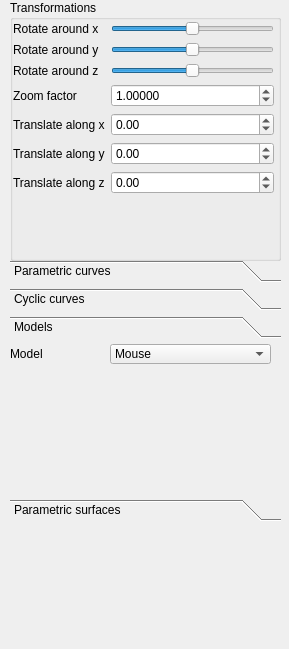
Before: the Qt Designer form GUI/SideWidget.ui in SzaszSzilard/BBTE-Graphics, drawn with Qt 5.
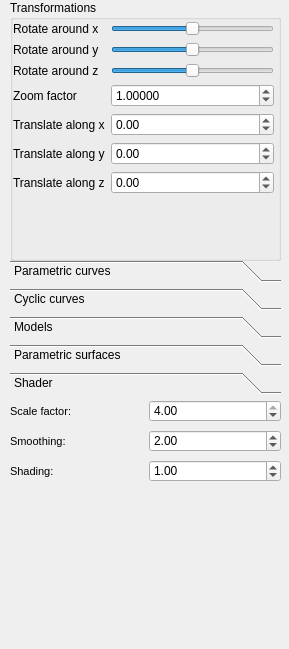
After: the same form once the commit is applied.

Commit message: Shader test/UI implemented (doesn't works), project specific class created, implementation needed.

Patch:
```diff
--- a/GUI/SideWidget.ui
+++ b/GUI/SideWidget.ui
@@ -230,7 +230,7 @@
     </rect>
    </property>
    <property name="currentIndex">
-    <number>2</number>
+    <number>4</number>
    </property>
    <widget class="QWidget" name="page">
     <property name="geometry">
@@ -349,7 +349,7 @@
       <x>0</x>
       <y>0</y>
       <width>271</width>
-      <height>153</height>
+      <height>126</height>
      </rect>
     </property>
     <attribute name="label">
@@ -461,6 +461,131 @@
      </property>
     </widget>
    </widget>
+   <widget class="QWidget" name="page_5">
+    <attribute name="label">
+     <string>Shader</string>
+    </attribute>
+    <widget class="QWidget" name="">
+     <property name="geometry">
+      <rect>
+       <x>0</x>
+       <y>0</y>
+       <width>271</width>
+       <height>22</height>
+      </rect>
+     </property>
+     <layout class="QHBoxLayout" name="horizontalLayout">
+      <item>
+       <widget class="QLabel" name="label_12">
+        <property name="font">
+         <font>
+          <pointsize>8</pointsize>
+         </font>
+        </property>
+        <property name="text">
+         <string>Scale factor:</string>
+        </property>
+        <property name="buddy">
+         <cstring>SpinBoxScale</cstring>
+        </property>
+       </widget>
+      </item>
+      <item>
+       <widget class="QDoubleSpinBox" name="SpinBoxScale">
+        <property name="maximum">
+         <double>4.000000000000000</double>
+        </property>
+        <property name="singleStep">
+         <double>0.100000000000000</double>
+        </property>
+        <property name="value">
+         <double>4.000000000000000</double>
+        </property>
+       </widget>
+      </item>
+     </layout>
+    </widget>
+    <widget class="QWidget" name="">
+     <property name="geometry">
+      <rect>
+       <x>0</x>
+       <y>30</y>
+       <width>271</width>
+       <height>22</height>
+      </rect>
+     </property>
+     <layout class="QHBoxLayout" name="horizontalLayout_2">
+      <item>
+       <widget class="QLabel" name="label_13">
+        <property name="font">
+         <font>
+          <pointsize>8</pointsize>
+         </font>
+        </property>
+        <property name="text">
+         <string>Smoothing:</string>
+        </property>
+        <property name="buddy">
+         <cstring>SpinBoxSmooth</cstring>
+        </property>
+       </widget>
+      </item>
+      <item>
+       <widget class="QDoubleSpinBox" name="SpinBoxSmooth">
+        <property name="maximum">
+         <double>4.000000000000000</double>
+        </property>
+        <property name="singleStep">
+         <double>0.100000000000000</double>
+        </property>
+        <property name="value">
+         <double>2.000000000000000</double>
+        </property>
+       </widget>
+      </item>
+     </layout>
+    </widget>
+    <widget class="QWidget" name="">
+     <property name="geometry">
+      <rect>
+       <x>0</x>
+       <y>60</y>
+       <width>271</width>
+       <height>22</height>
+      </rect>
+     </property>
+     <layout class="QHBoxLayout" name="horizontalLayout_3">
+      <item>
+       <widget class="QLabel" name="label_14">
+        <property name="font">
+         <font>
+          <pointsize>8</pointsize>
+         </font>
+        </property>
+        <property name="text">
+         <string>Shading:</string>
+        </property>
+        <property name="buddy">
+         <cstring>SpinBoxShade</cstring>
+        </property>
+       </widget>
+      </item>
+      <item>
+       <widget class="QDoubleSpinBox" name="SpinBoxShade">
+        <property name="maximum">
+         <double>4.000000000000000</double>
+        </property>
+        <property name="singleStep">
+         <double>0.100000000000000</double>
+        </property>
+        <property name="value">
+         <double>1.000000000000000</double>
+        </property>
+       </widget>
+      </item>
+     </layout>
+    </widget>
+   </widget>
   </widget>
  </widget>
  <resources/>
```
Left out of the diff: 12 changed lines with no effect on the pictures. The commit also changes 10 other files.
